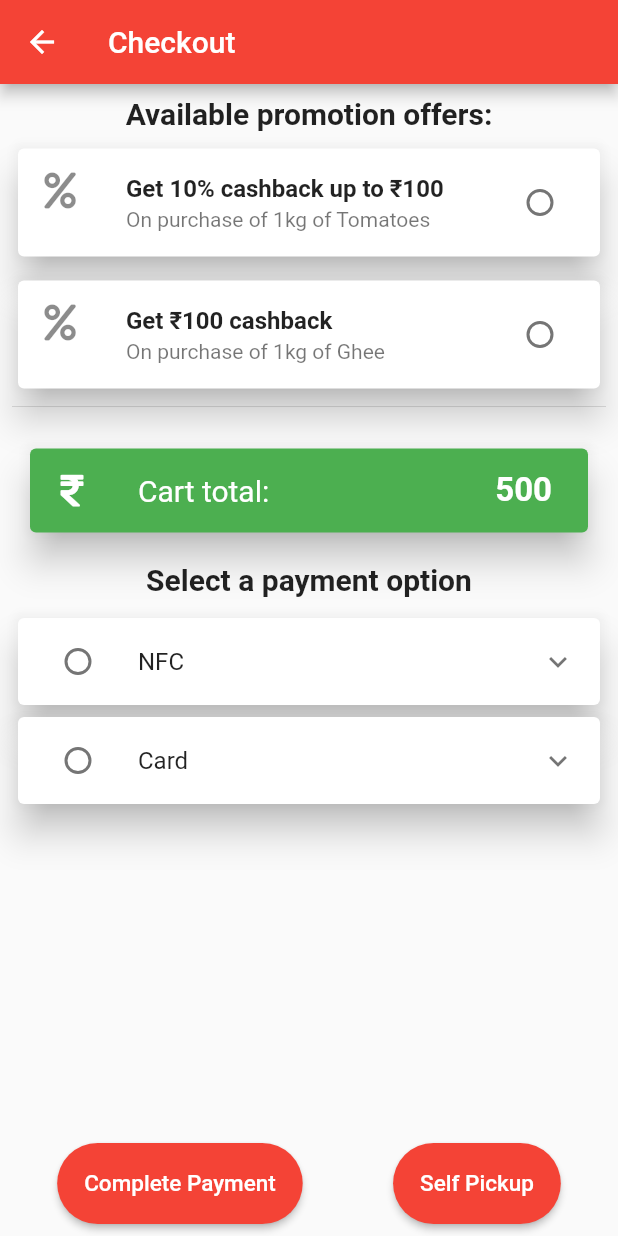
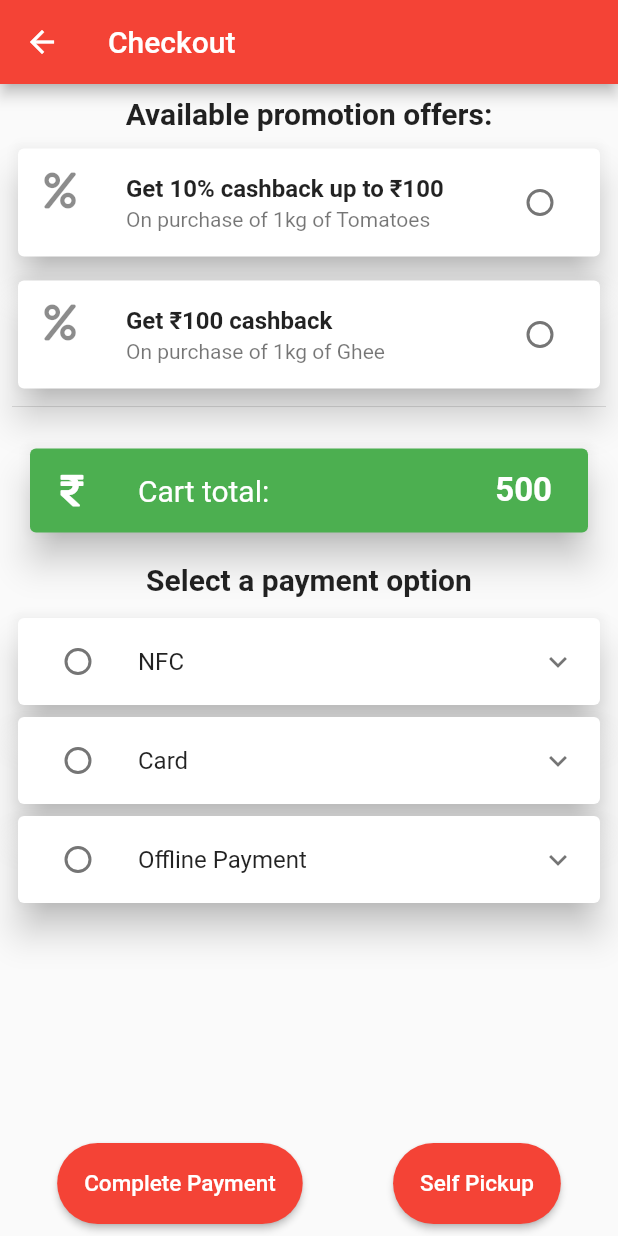
Before and after one commit to vishal-patel17/hackathon_ncr, a Flutter app: the Checkout screen opened directly, on a phone screen of 412 x 824 dp. Run offline on Flutter 3.47's test engine with Material 2 defaults, Android fonts, the phone set to English and light mode, and no system bars; our stand-ins replace cached_network_image, carousel_slider, circular_check_box, cloud_firestore, datetime_picker_formfield, firebase_messaging and 11 more; missing offline and left inert: firebase_ml_vision, flutter_auth_buttons, flutter_google_places, flutter_nfc_reader, google_maps_webservice, unicorndial; accounts and stored records are empty.

Commit message:
UI Changes

```diff
--- a/lib/receipes.dart
+++ b/lib/receipes.dart
@@ -148,6 +148,7 @@ class _ReceipesState extends State<Receipes> {
               return Builder(
                 builder: (BuildContext context) {
                   return Stack(
+                    fit: StackFit.expand,
                     children: <Widget>[
                       GestureDetector(
                         onTap: () {
--- a/lib/shoppingList.dart
+++ b/lib/shoppingList.dart
@@ -808,6 +808,7 @@ class _CheckoutState extends State<Checkout> {
   bool _promo2 = false;
   bool _nfc = false;
   bool _card = false;
+  bool _offline = false;
 
   int _cartTotal = 500;
 
@@ -1058,7 +1059,10 @@ class _CheckoutState extends State<Checkout> {
                         shape: RoundedRectangleBorder(
                             borderRadius: BorderRadius.circular(30.0)),
                         color: Colors.blue,
-                        child: Text('Scan Card'),
+                        child: Text(
+                          'Scan Card',
+                          style: TextStyle(color: Colors.white),
+                        ),
                         onPressed: () => _scanCard(),
                       ),
                     ),
@@ -1077,8 +1081,14 @@ class _CheckoutState extends State<Checkout> {
                                 ListTile(
                                   title: Text(_cardDate),
                                   leading: Icon(Icons.date_range),
-                                  trailing: Container(
-                                    height: 40,
+                                  trailing: Padding(
+                                    padding: const EdgeInsets.only(
+                                        left: 8.0,
+                                        right: 8.0,
+                                        top: 8.0,
+                                        bottom: 20.0),
+                                    child: Container(
+                                      height: 60,
                                       width: 80,
                                       child: TextField(
                                         maxLines: 1,
@@ -1090,10 +1100,69 @@ class _CheckoutState extends State<Checkout> {
                                       ),
                                     ),
                                   ),
+                                ),
                               ],
                             ),
                           )
                         : SizedBox(),
+                  ],
+                ),
+              ],
+            ),
+          ),
+          Card(
+            elevation: 10.0,
+            child: ExpansionTile(
+              leading: CircularCheckBox(
+                  activeColor: Colors.green,
+                  value: _offline,
+                  materialTapTargetSize: MaterialTapTargetSize.padded,
+                  onChanged: (bool x) {
+                    setState(() {
+                      this._offline = x;
+                    });
+                  }),
+              title: Text("Offline Payment"),
+              children: <Widget>[
+                Column(
+                  children: <Widget>[
+                    Row(
+                      mainAxisAlignment: MainAxisAlignment.spaceBetween,
+                      children: <Widget>[
+                        Padding(
+                          padding: const EdgeInsets.all(8.0),
+                          child: RaisedButton(
+                            padding: EdgeInsets.all(8.0),
+                            shape: RoundedRectangleBorder(
+                                borderRadius: BorderRadius.circular(30.0)),
+                            color: Colors.blue,
+                            child: Text(
+                              'Add money to wallet',
+                              style: TextStyle(color: Colors.white),
+                            ),
+                            onPressed: () {},
+                          ),
+                        ),
+                        Padding(
+                          padding: const EdgeInsets.only(
+                              left: 8.0, right: 8.0, top: 8.0, bottom: 20.0),
+                          child: Container(
+                            height: 60,
+                            width: 150,
+                            child: TextField(
+                              maxLines: 1,
+                              keyboardType: TextInputType.number,
+                              decoration: InputDecoration(
+                                hintText: 'AMOUNT',
+                                border: OutlineInputBorder(
+                                  borderRadius: BorderRadius.circular(30.0),
+                                ),
+                              ),
+                            ),
+                          ),
+                        ),
+                      ],
+                    ),
                   ],
                 ),
               ],
--- a/lib/userPage.dart
+++ b/lib/userPage.dart
@@ -172,19 +172,6 @@ class _HomeState extends State<Home> {
       ),
     );
 
-//    if (f.types?.first != null) {
-//      list.add(
-//        Padding(
-//          padding:
-//              EdgeInsets.only(top: 4.0, left: 8.0, right: 8.0, bottom: 0.0),
-//          child: Text(
-//            f.types.first,
-//            style: Theme.of(context).textTheme.caption,
-//          ),
-//        ),
-//      );
-//    }
-
     if (f.openingHours != null) {
       final openingHour = f.openingHours;
       var text = '';
@@ -347,10 +334,12 @@ class _HomeState extends State<Home> {
         builder: (BuildContext context) {
           return Column(
             children: <Widget>[
-              ListView(
-                padding: EdgeInsets.all(8.0),
-                shrinkWrap: true,
-                children: list,
+              Expanded(
+                child: ListView(
+                  padding: EdgeInsets.all(8.0),
+                  shrinkWrap: true,
+                  children: list,
+                ),
               ),
             ],
           );
```
Lines whose indentation alone changed are shown as unchanged.
